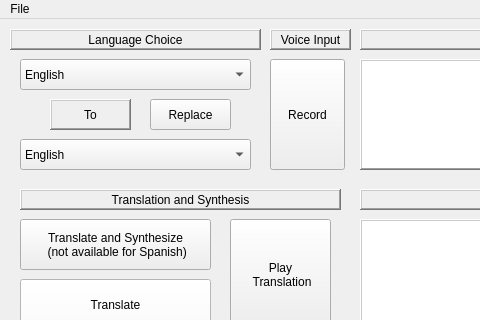
Old version of the form UI/Voice_Translator.ui in the repository JacobeCode/Voice-Translator; both pictures show x 0 to 480 and y 0 to 320 of the 1025 by 480 pixel window.
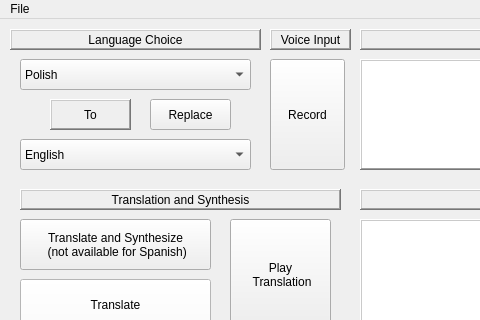
New version of the form.

Patch:
```diff
--- a/UI/Voice_Translator.ui
+++ b/UI/Voice_Translator.ui
@@ -70,11 +70,6 @@
       <height>31</height>
      </rect>
     </property>
-    <item>
-     <property name="text">
-      <string>English</string>
-     </property>
-    </item>
     <item>
      <property name="text">
       <string>Polish</string>
```
Left out of the diff: 8 changed lines with no effect on the pictures.
